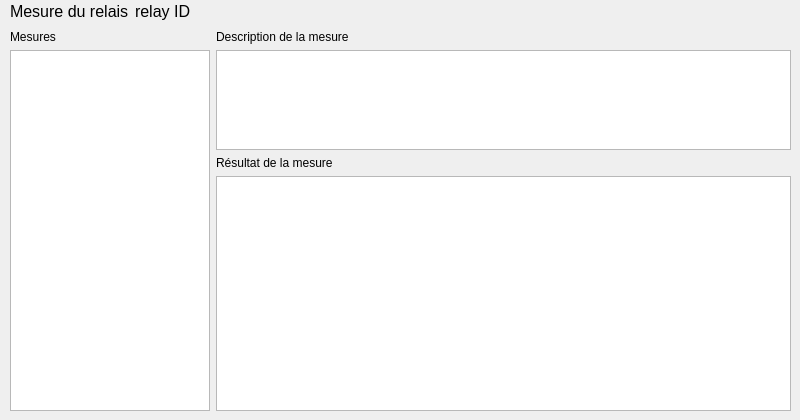
Old version of the form src/UI/screens/relaymeasurescreen.ui in the repository Kemsa/RelayTesterRaspberry.
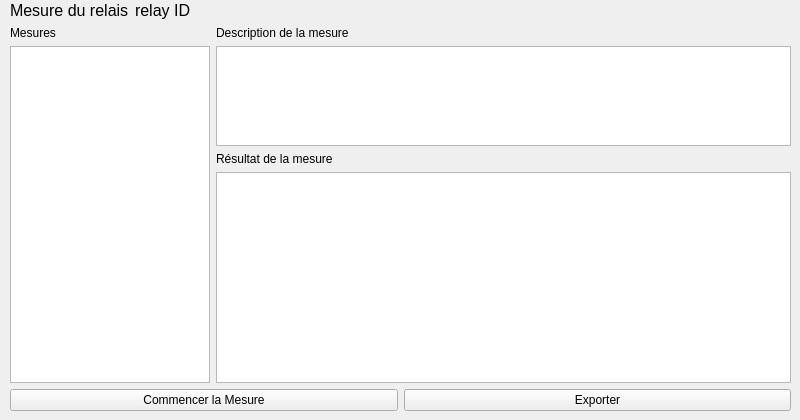
New version of the form.

Commit message: WIP establish first measure

The edit to the form file:
```diff
--- a/src/UI/screens/relaymeasurescreen.ui
+++ b/src/UI/screens/relaymeasurescreen.ui
@@ -24,9 +24,11 @@
      <x>10</x>
      <y>0</y>
      <width>781</width>
-     <height>22</height>
+     <height>411</height>
     </rect>
    </property>
+   <layout class="QVBoxLayout" name="verticalLayout_3">
+    <item>
    <layout class="QHBoxLayout" name="horizontalLayout">
     <item>
      <widget class="QLabel" name="label">
@@ -68,16 +70,8 @@
      </spacer>
     </item>
    </layout>
-  </widget>
-  <widget class="QWidget" name="">
-   <property name="geometry">
-    <rect>
-     <x>10</x>
-     <y>30</y>
-     <width>781</width>
-     <height>381</height>
-    </rect>
-   </property>
+    </item>
+    <item>
    <layout class="QHBoxLayout" name="horizontalLayout_2">
     <item>
      <layout class="QVBoxLayout" name="verticalLayout_2">
@@ -140,6 +134,26 @@
       </item>
       <item>
        <widget class="QTextBrowser" name="stepResult_TB"/>
+        </item>
+       </layout>
+      </item>
+     </layout>
+    </item>
+    <item>
+     <layout class="QHBoxLayout" name="horizontalLayout_3">
+      <item>
+       <widget class="QPushButton" name="StartMeasure_PB">
+        <property name="text">
+         <string>Commencer la Mesure</string>
+        </property>
+       </widget>
+      </item>
+      <item>
+       <widget class="QPushButton" name="export_PB">
+        <property name="text">
+         <string>Exporter</string>
+        </property>
+       </widget>
       </item>
      </layout>
     </item>
```
Lines whose indentation alone changed are shown as unchanged. The commit also changes 19 other files.
